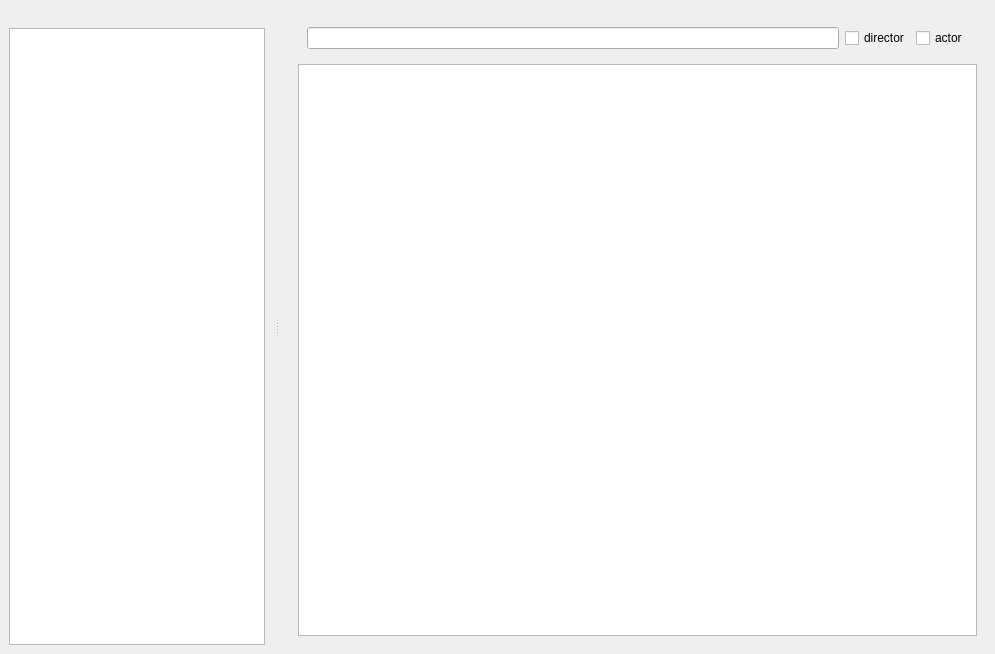
First picture: the form in moviehamster/gui/qtgui.ui, repository bordstein/hamster, before the edit.
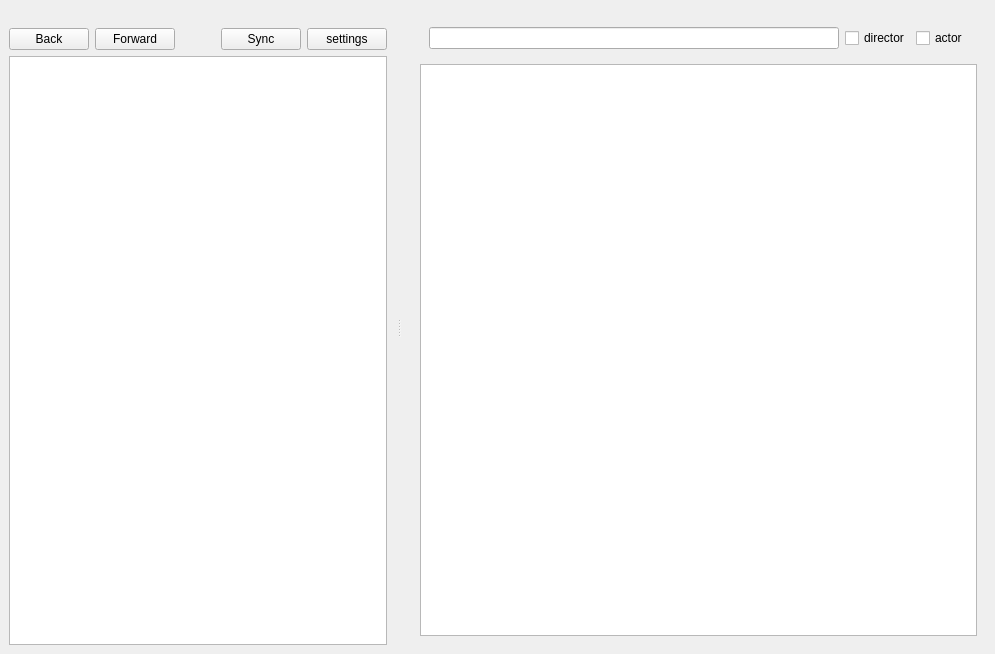
Second picture: the form after the edit. Icons and pictures are not drawn.

Commit message: allow to start/stop index thread from gui

What changed in the file:
```diff
--- a/moviehamster/gui/qtgui.ui
+++ b/moviehamster/gui/qtgui.ui
@@ -397,7 +397,52 @@
     <number>1</number>
    </attribute>
    <widget class="QWidget" name="dockWidgetContents">
-    <layout class="QHBoxLayout" name="horizontalLayout_2">
+    <layout class="QVBoxLayout" name="verticalLayout_2">
+     <item>
+      <layout class="QHBoxLayout" name="horizontalLayout">
+       <item>
+        <widget class="QPushButton" name="pushButton_2">
+         <property name="text">
+          <string>Back</string>
+         </property>
+        </widget>
+       </item>
+       <item>
+        <widget class="QPushButton" name="pushButton_3">
+         <property name="text">
+          <string>Forward</string>
+         </property>
+        </widget>
+       </item>
+       <item>
+        <spacer name="horizontalSpacer">
+         <property name="orientation">
+          <enum>Qt::Horizontal</enum>
+         </property>
+         <property name="sizeHint" stdset="0">
+          <size>
+           <width>40</width>
+           <height>20</height>
+          </size>
+         </property>
+        </spacer>
+       </item>
+       <item>
+        <widget class="QPushButton" name="button_sync">
+         <property name="text">
+          <string>Sync</string>
+         </property>
+        </widget>
+       </item>
+       <item>
+        <widget class="QPushButton" name="pushButton">
+         <property name="text">
+          <string>settings</string>
+         </property>
+        </widget>
+       </item>
+      </layout>
+     </item>
      <item>
       <widget class="QListView" name="listView"/>
      </item>
```
The commit also changes 2 other files.
